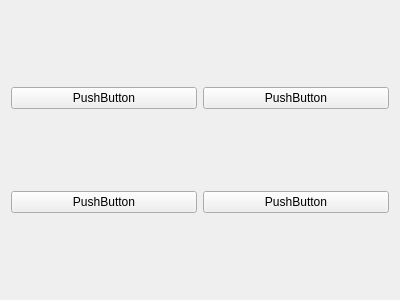
Before: the Qt Designer form calcpol/clavierwidget.ui in trecouvr/calclpol, drawn with Qt 5.
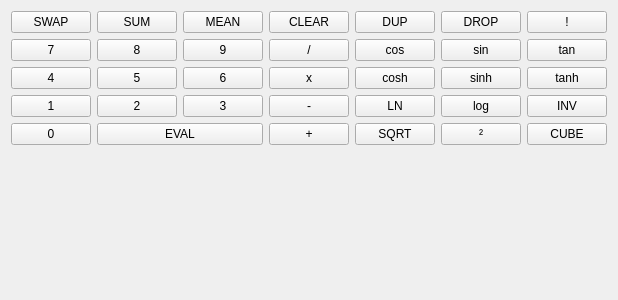
After: the same form once the commit is applied.

Commit message: Ajout de bouton sur le clavier

```diff
--- a/calcpol/clavierwidget.ui
+++ b/calcpol/clavierwidget.ui
@@ -14,34 +14,257 @@
    <string>Form</string>
   </property>
   <layout class="QGridLayout" name="gridLayout">
-   <item row="0" column="0">
+   <item row="2" column="0">
     <widget class="QPushButton" name="pushButton">
      <property name="text">
-      <string>PushButton</string>
+      <string>7</string>
      </property>
     </widget>
    </item>
-   <item row="0" column="1">
+   <item row="2" column="1">
     <widget class="QPushButton" name="pushButton_2">
      <property name="text">
-      <string>PushButton</string>
+      <string>8</string>
      </property>
     </widget>
    </item>
-   <item row="1" column="0">
+   <item row="5" column="0">
     <widget class="QPushButton" name="pushButton_3">
      <property name="text">
-      <string>PushButton</string>
+      <string>0</string>
      </property>
     </widget>
    </item>
-   <item row="1" column="1">
+   <item row="3" column="0">
+    <widget class="QPushButton" name="pushButton_5">
+     <property name="text">
+      <string>4</string>
+     </property>
+    </widget>
+   </item>
+   <item row="4" column="0">
+    <widget class="QPushButton" name="pushButton_6">
+     <property name="text">
+      <string>1</string>
+     </property>
+    </widget>
+   </item>
+   <item row="4" column="1">
+    <widget class="QPushButton" name="pushButton_7">
+     <property name="text">
+      <string>2</string>
+     </property>
+    </widget>
+   </item>
+   <item row="3" column="1">
+    <widget class="QPushButton" name="pushButton_8">
+     <property name="text">
+      <string>5</string>
+     </property>
+    </widget>
+   </item>
+   <item row="4" column="2">
+    <widget class="QPushButton" name="pushButton_9">
+     <property name="text">
+      <string>3</string>
+     </property>
+    </widget>
+   </item>
+   <item row="3" column="2">
+    <widget class="QPushButton" name="pushButton_10">
+     <property name="text">
+      <string>6</string>
+     </property>
+    </widget>
+   </item>
+   <item row="2" column="2">
+    <widget class="QPushButton" name="pushButton_11">
+     <property name="text">
+      <string>9</string>
+     </property>
+    </widget>
+   </item>
+   <item row="5" column="3">
+    <widget class="QPushButton" name="pushButton_13">
+     <property name="text">
+      <string>+</string>
+     </property>
+    </widget>
+   </item>
+   <item row="4" column="3">
+    <widget class="QPushButton" name="pushButton_14">
+     <property name="text">
+      <string>-</string>
+     </property>
+    </widget>
+   </item>
+   <item row="3" column="3">
+    <widget class="QPushButton" name="pushButton_15">
+     <property name="text">
+      <string>x</string>
+     </property>
+    </widget>
+   </item>
+   <item row="2" column="3">
+    <widget class="QPushButton" name="pushButton_16">
+     <property name="text">
+      <string>/</string>
+     </property>
+    </widget>
+   </item>
+   <item row="2" column="4">
+    <widget class="QPushButton" name="pushButton_17">
+     <property name="text">
+      <string>cos</string>
+     </property>
+    </widget>
+   </item>
+   <item row="2" column="5">
+    <widget class="QPushButton" name="pushButton_18">
+     <property name="text">
+      <string>sin</string>
+     </property>
+    </widget>
+   </item>
+   <item row="2" column="6">
+    <widget class="QPushButton" name="pushButton_19">
+     <property name="text">
+      <string>tan</string>
+     </property>
+    </widget>
+   </item>
+   <item row="3" column="4">
+    <widget class="QPushButton" name="pushButton_20">
+     <property name="text">
+      <string>cosh</string>
+     </property>
+    </widget>
+   </item>
+   <item row="3" column="5">
+    <widget class="QPushButton" name="pushButton_21">
+     <property name="text">
+      <string>sinh</string>
+     </property>
+    </widget>
+   </item>
+   <item row="3" column="6">
+    <widget class="QPushButton" name="pushButton_22">
+     <property name="text">
+      <string>tanh</string>
+     </property>
+    </widget>
+   </item>
+   <item row="4" column="4">
+    <widget class="QPushButton" name="pushButton_23">
+     <property name="text">
+      <string>LN</string>
+     </property>
+    </widget>
+   </item>
+   <item row="4" column="5">
+    <widget class="QPushButton" name="pushButton_24">
+     <property name="text">
+      <string>log</string>
+     </property>
+    </widget>
+   </item>
+   <item row="4" column="6">
+    <widget class="QPushButton" name="pushButton_25">
+     <property name="text">
+      <string>INV</string>
+     </property>
+    </widget>
+   </item>
+   <item row="5" column="4">
+    <widget class="QPushButton" name="pushButton_26">
+     <property name="text">
+      <string>SQRT</string>
+     </property>
+    </widget>
+   </item>
+   <item row="5" column="5">
+    <widget class="QPushButton" name="pushButton_27">
+     <property name="text">
+      <string>²</string>
+     </property>
+    </widget>
+   </item>
+   <item row="5" column="6">
+    <widget class="QPushButton" name="pushButton_28">
+     <property name="text">
+      <string>CUBE</string>
+     </property>
+    </widget>
+   </item>
+   <item row="5" column="1" colspan="2">
     <widget class="QPushButton" name="pushButton_4">
      <property name="text">
-      <string>PushButton</string>
+      <string>EVAL</string>
      </property>
     </widget>
    </item>
+   <item row="0" column="3">
+    <widget class="QPushButton" name="pushButton_12">
+     <property name="text">
+      <string>CLEAR</string>
+     </property>
+    </widget>
+   </item>
+   <item row="0" column="4">
+    <widget class="QPushButton" name="pushButton_29">
+     <property name="text">
+      <string>DUP</string>
+     </property>
+    </widget>
+   </item>
+   <item row="0" column="5">
+    <widget class="QPushButton" name="pushButton_30">
+     <property name="text">
+      <string>DROP</string>
+     </property>
+    </widget>
+   </item>
+   <item row="0" column="6">
+    <widget class="QPushButton" name="pushButton_31">
+     <property name="text">
+      <string>!</string>
+     </property>
+    </widget>
+   </item>
+   <item row="0" column="2">
+    <widget class="QPushButton" name="pushButton_32">
+     <property name="text">
+      <string>MEAN</string>
+     </property>
+    </widget>
+   </item>
+   <item row="0" column="1">
+    <widget class="QPushButton" name="pushButton_33">
+     <property name="text">
+      <string>SUM</string>
+     </property>
+    </widget>
+   </item>
+   <item row="0" column="0">
+    <widget class="QPushButton" name="pushButton_34">
+     <property name="text">
+      <string>SWAP</string>
+     </property>
+    </widget>
+   </item>
+   <item row="6" column="3">
+    <spacer name="verticalSpacer">
+     <property name="orientation">
+      <enum>Qt::Vertical</enum>
+     </property>
+     <property name="sizeHint" stdset="0">
+      <size>
+       <width>20</width>
+       <height>40</height>
+      </size>
+     </property>
+    </spacer>
+   </item>
   </layout>
  </widget>
  <resources/>
```
